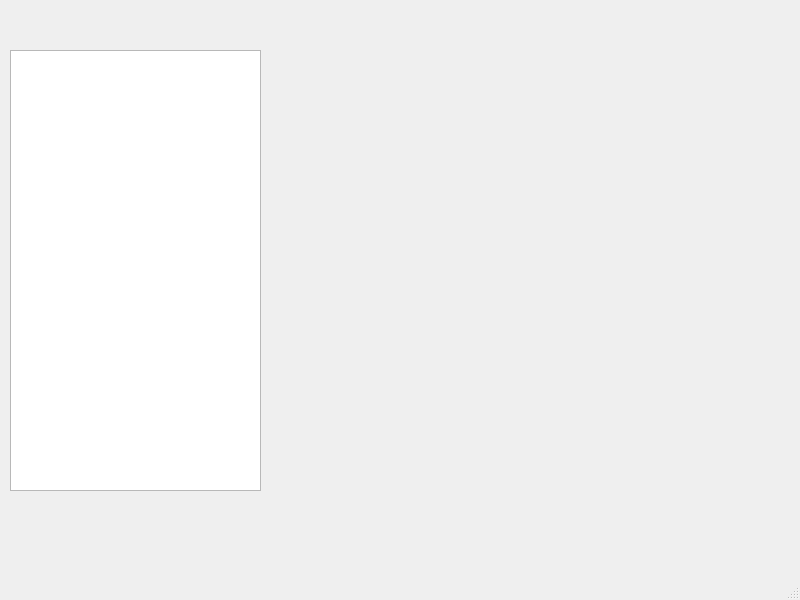
Qt form gui/mainwindow.ui (wwildey/elf_view) before a commit.
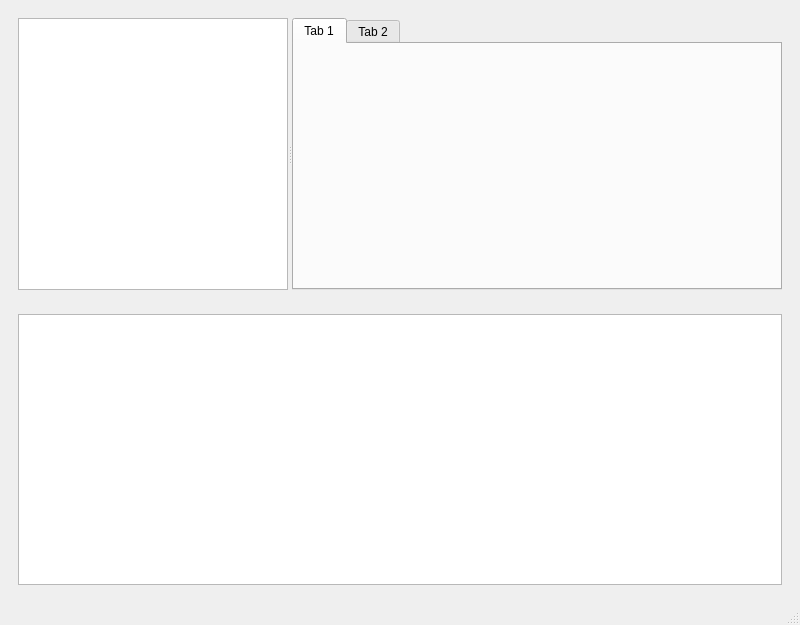
The same form after that commit.

Commit message: Added initial layout items and elf file header

```diff
--- a/gui/mainwindow.ui
+++ b/gui/mainwindow.ui
@@ -7,23 +7,88 @@
     <x>0</x>
     <y>0</y>
     <width>800</width>
-    <height>600</height>
+    <height>625</height>
    </rect>
   </property>
   <property name="windowTitle">
    <string>MainWindow</string>
   </property>
   <widget class="QWidget" name="centralwidget">
-   <widget class="QListView" name="SectionlistView">
-    <property name="geometry">
-     <rect>
-      <x>10</x>
-      <y>50</y>
-      <width>251</width>
-      <height>441</height>
-     </rect>
-    </property>
-   </widget>
+   <layout class="QVBoxLayout" name="verticalLayout">
+    <item>
+     <widget class="QFrame" name="frame">
+      <property name="sizePolicy">
+       <sizepolicy hsizetype="Expanding" vsizetype="Expanding">
+        <horstretch>0</horstretch>
+        <verstretch>0</verstretch>
+       </sizepolicy>
+      </property>
+      <property name="frameShape">
+       <enum>QFrame::NoFrame</enum>
+      </property>
+      <property name="frameShadow">
+       <enum>QFrame::Plain</enum>
+      </property>
+      <property name="lineWidth">
+       <number>1</number>
+      </property>
+      <layout class="QVBoxLayout" name="verticalLayout_3">
+       <item>
+        <widget class="QSplitter" name="splitter">
+         <property name="orientation">
+          <enum>Qt::Horizontal</enum>
+         </property>
+         <widget class="QListView" name="SectionlistView">
+          <property name="maximumSize">
+           <size>
+            <width>270</width>
+            <height>16777215</height>
+           </size>
+          </property>
+         </widget>
+         <widget class="QTabWidget" name="tabWidget">
+          <widget class="QWidget" name="tab">
+           <attribute name="title">
+            <string>Tab 1</string>
+           </attribute>
+          </widget>
+          <widget class="QWidget" name="tab_2">
+           <attribute name="title">
+            <string>Tab 2</string>
+           </attribute>
+          </widget>
+         </widget>
+        </widget>
+       </item>
+      </layout>
+     </widget>
+    </item>
+    <item>
+     <widget class="QFrame" name="frame_2">
+      <property name="frameShape">
+       <enum>QFrame::NoFrame</enum>
+      </property>
+      <property name="frameShadow">
+       <enum>QFrame::Plain</enum>
+      </property>
+      <property name="lineWidth">
+       <number>1</number>
+      </property>
+      <property name="midLineWidth">
+       <number>0</number>
+      </property>
+      <layout class="QVBoxLayout" name="verticalLayout_2">
+       <item>
+        <widget class="QTextEdit" name="textEdit">
+         <property name="readOnly">
+          <bool>true</bool>
+         </property>
+        </widget>
+       </item>
+      </layout>
+     </widget>
+    </item>
+   </layout>
   </widget>
   <widget class="QMenuBar" name="menubar">
    <property name="geometry">
```
Left out of the diff: 4 changed lines with no effect on the pictures. The commit also changes 4 other files.
